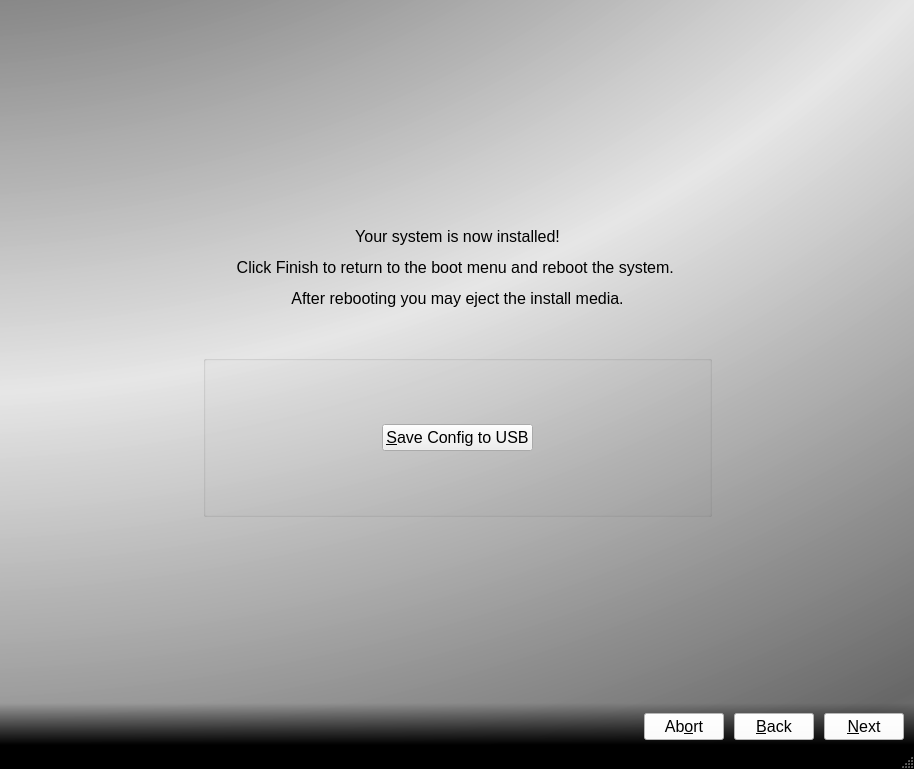
First picture: the form in src-qt5/pc-installgui/installer.ui, repository trueos/trueos-utils-qt5, before the edit.
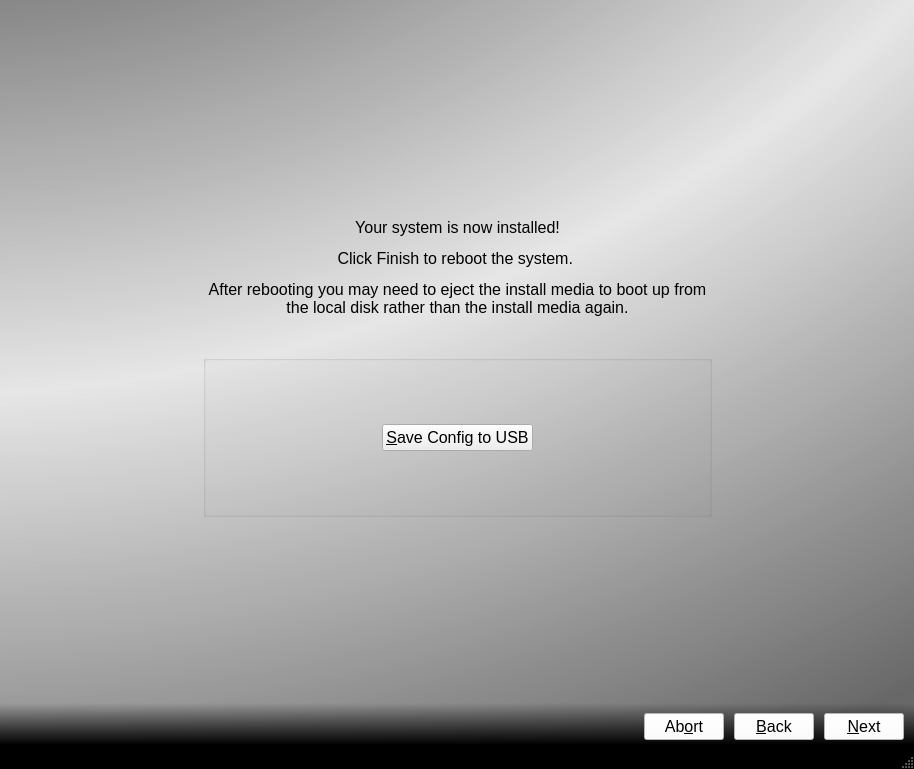
Second picture: the form after the edit. The open tabs and pages were chosen to show the change. Icons and pictures are not drawn.

Commit message: Fix up the "finish" button functionality in the installer so it launches a system reboot right then - also clean up the text on the finished screen to reflect that change.

Patch:
```diff
--- a/src-qt5/pc-installgui/installer.ui
+++ b/src-qt5/pc-installgui/installer.ui
@@ -1223,7 +1223,7 @@
            <string notr="true">background: transparent;</string>
           </property>
           <property name="text">
-           <string>&lt;html&gt;&lt;head/&gt;&lt;body&gt;&lt;p&gt;Your system is now installed!&lt;/p&gt;&lt;p&gt;Click Finish to return to the boot menu and reboot the system. &lt;/p&gt;&lt;p&gt;After rebooting you may eject the install media.&lt;/p&gt;&lt;/body&gt;&lt;/html&gt;</string>
+           <string>&lt;html&gt;&lt;head/&gt;&lt;body&gt;&lt;p&gt;Your system is now installed!&lt;/p&gt;&lt;p&gt;Click Finish to reboot the system. &lt;/p&gt;&lt;p&gt;After rebooting you may need to eject the install media to boot up from the local disk rather than the install media again.&lt;/p&gt;&lt;/body&gt;&lt;/html&gt;</string>
           </property>
           <property name="alignment">
            <set>Qt::AlignCenter</set>
```
Left out of the diff: 2 changed lines with no effect on the pictures. The commit also changes 1 other file.
